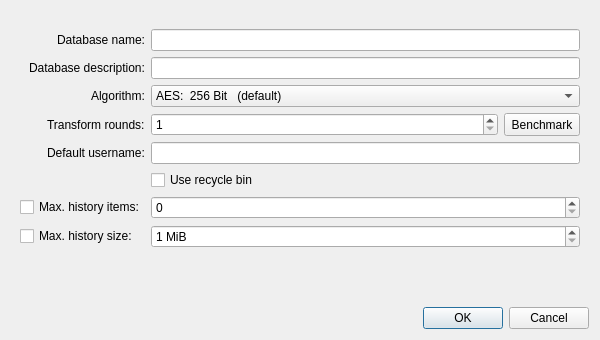
keepassxreboot/keepassxc, file src/gui/DatabaseSettingsWidget.ui: the form before one commit.
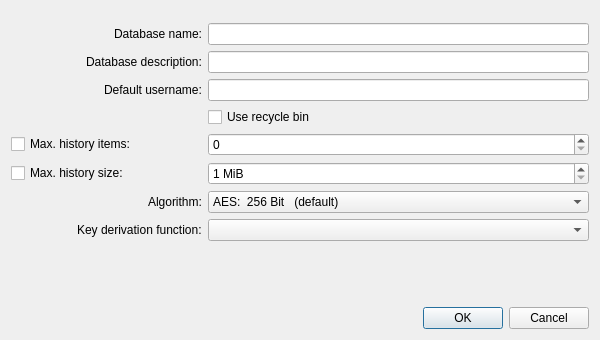
The form after the commit.

Commit message: Add support for different KDFs to the database settings widget

```diff
--- a/src/gui/DatabaseSettingsWidget.ui
+++ b/src/gui/DatabaseSettingsWidget.ui
@@ -25,9 +25,9 @@
     </spacer>
    </item>
    <item>
-    <layout class="QHBoxLayout" name="horizontalLayout_5" stretch="0,1,0">
+    <layout class="QHBoxLayout" name="horizontalLayout" stretch="0,1,0">
      <item>
-      <spacer name="horizontalSpacer">
+      <spacer name="leftSpacer">
        <property name="orientation">
         <enum>Qt::Horizontal</enum>
        </property>
@@ -40,52 +40,9 @@
       </spacer>
      </item>
      <item>
-      <widget class="QWidget" name="widget" native="true">
-       <property name="maximumSize">
-        <size>
-         <width>800</width>
-         <height>16777215</height>
-        </size>
-       </property>
        <layout class="QGridLayout" name="gridLayout">
-        <item row="3" column="2">
-         <layout class="QHBoxLayout" name="horizontalLayout_3">
-          <item>
-           <widget class="QSpinBox" name="transformRoundsSpinBox">
-            <property name="sizePolicy">
-             <sizepolicy hsizetype="Expanding" vsizetype="Fixed">
-              <horstretch>0</horstretch>
-              <verstretch>0</verstretch>
-             </sizepolicy>
-            </property>
-            <property name="minimum">
-             <number>1</number>
-            </property>
-            <property name="maximum">
-             <number>1000000000</number>
-            </property>
-           </widget>
-          </item>
-          <item>
-           <widget class="QToolButton" name="transformBenchmarkButton">
-            <property name="sizePolicy">
-             <sizepolicy hsizetype="Fixed" vsizetype="MinimumExpanding">
-              <horstretch>0</horstretch>
-              <verstretch>0</verstretch>
-             </sizepolicy>
-            </property>
-            <property name="minimumSize">
-             <size>
-              <width>25</width>
-              <height>0</height>
-             </size>
-            </property>
-            <property name="text">
-             <string>Benchmark</string>
-            </property>
-           </widget>
-          </item>
-         </layout>
+       <item row="7" column="2" colspan="2">
+        <widget class="QComboBox" name="kdfComboBox"/>
         </item>
         <item row="0" column="1" alignment="Qt::AlignRight">
          <widget class="QLabel" name="dbNameLabel">
@@ -94,33 +51,31 @@
           </property>
          </widget>
         </item>
-        <item row="7" column="1">
+       <item row="5" column="1">
          <widget class="QCheckBox" name="historyMaxSizeCheckBox">
           <property name="text">
            <string>Max. history size:</string>
           </property>
          </widget>
         </item>
-        <item row="3" column="1" alignment="Qt::AlignRight">
-         <widget class="QLabel" name="transformRoundsLabel">
+       <item row="7" column="1" alignment="Qt::AlignRight">
+        <widget class="QLabel" name="kdfLabel">
           <property name="text">
-           <string>Transform rounds:</string>
+          <string>Key derivation function:</string>
           </property>
          </widget>
         </item>
-        <item row="6" column="1">
+       <item row="4" column="1">
          <widget class="QCheckBox" name="historyMaxItemsCheckBox">
           <property name="text">
            <string>Max. history items:</string>
           </property>
          </widget>
         </item>
-        <item row="0" column="2">
+       <item row="0" column="2" colspan="2">
          <widget class="QLineEdit" name="dbNameEdit"/>
         </item>
-        <item row="6" column="2">
-         <layout class="QHBoxLayout" name="horizontalLayout_2">
-          <item>
+       <item row="4" column="2" colspan="2">
            <widget class="QSpinBox" name="historyMaxItemsSpinBox">
             <property name="sizePolicy">
              <sizepolicy hsizetype="Expanding" vsizetype="Fixed">
@@ -133,21 +88,17 @@
             </property>
            </widget>
           </item>
-         </layout>
-        </item>
-        <item row="4" column="1" alignment="Qt::AlignRight">
+       <item row="2" column="1" alignment="Qt::AlignRight">
          <widget class="QLabel" name="defaultUsernameLabel">
           <property name="text">
            <string>Default username:</string>
           </property>
          </widget>
         </item>
-        <item row="1" column="2">
+       <item row="1" column="2" colspan="2">
          <widget class="QLineEdit" name="dbDescriptionEdit"/>
         </item>
-        <item row="7" column="2">
-         <layout class="QHBoxLayout" name="horizontalLayout">
-          <item>
+       <item row="5" column="2" colspan="2">
            <widget class="QSpinBox" name="historyMaxSizeSpinBox">
             <property name="sizePolicy">
              <sizepolicy hsizetype="Expanding" vsizetype="Fixed">
@@ -166,16 +117,14 @@
             </property>
            </widget>
           </item>
-         </layout>
-        </item>
-        <item row="5" column="2">
+       <item row="3" column="2" colspan="2">
          <widget class="QCheckBox" name="recycleBinEnabledCheckBox">
           <property name="text">
            <string>Use recycle bin</string>
           </property>
          </widget>
         </item>
-        <item row="4" column="2">
+       <item row="2" column="2" colspan="2">
          <widget class="QLineEdit" name="defaultUsernameEdit">
           <property name="enabled">
            <bool>true</bool>
@@ -189,7 +138,7 @@
           </property>
          </widget>
         </item>
-        <item row="2" column="2">
+       <item row="6" column="2" colspan="2">
          <widget class="QComboBox" name="AlgorithmComboBox">
           <item>
            <property name="text">
@@ -203,7 +152,7 @@
           </item>
          </widget>
         </item>
-        <item row="2" column="1" alignment="Qt::AlignRight">
+       <item row="6" column="1" alignment="Qt::AlignRight">
          <widget class="QLabel" name="AlgorithmLabel">
           <property name="text">
            <string>Algorithm:</string>
@@ -211,10 +160,9 @@
          </widget>
         </item>
        </layout>
-      </widget>
      </item>
      <item>
-      <spacer name="horizontalSpacer_2">
+      <spacer name="rightSpacer">
        <property name="orientation">
         <enum>Qt::Horizontal</enum>
        </property>
```
Left out of the diff: 8 changed lines with no effect on the pictures. Lines whose indentation alone changed are shown as unchanged. The commit also changes 3 other files.
